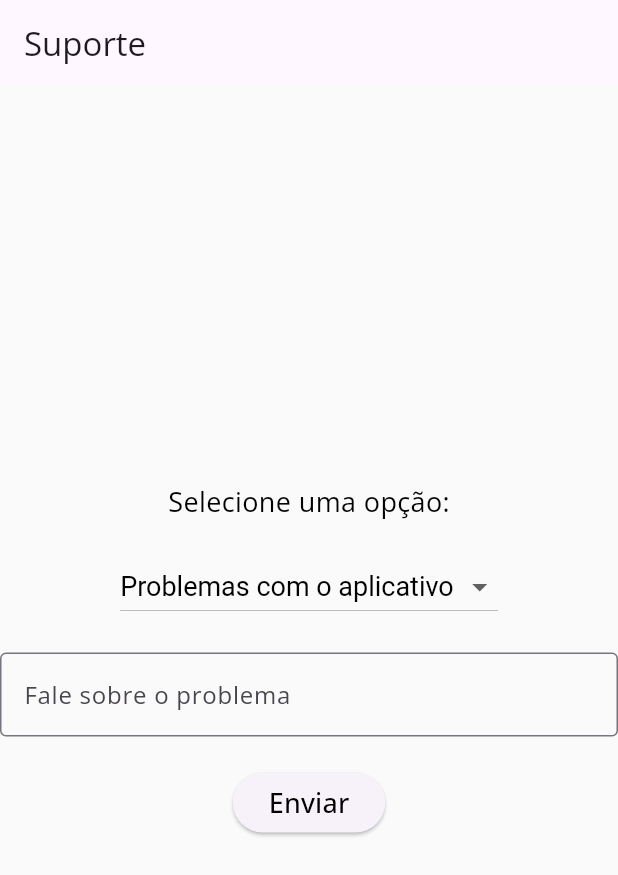
After one commit to FabioPompolo/meindica, a Flutter app: the DropdownButtonScreen screen opened directly, on a phone screen of 412 x 824 dp. The commit adds this screen. Shown: the top 875 px of the screen. Run offline on Flutter 3.47's test engine with Material 3 defaults, Android fonts, the phone set to English and light mode, and no system bars; our stand-ins replace google_fonts.

Commit message:
adição da tela de suporte

```diff
--- /dev/null
+++ b/lib/help.dart
@@ -0,0 +1,140 @@
+// ignore_for_file: library_private_types_in_public_api
+
+import 'package:flutter/material.dart';
+
+class HelpScreen extends StatelessWidget {
+  const HelpScreen({super.key});
+
+  @override
+  Widget build(BuildContext context) {
+    return MaterialApp(
+      title: 'Precisa de ajuda?',
+      home: Scaffold(
+        appBar: AppBar(
+          title: const Text('Precisa de ajuda?'),
+          leading: IconButton(
+            icon: const Icon(Icons.arrow_back),
+            onPressed: () {
+              Navigator.of(context)
+                  .pop(); // Fecha a tela atual e volta para a tela anterior
+            },
+          ),
+        ),
+        body: const DropdownButtonScreen(),
+      ),
+    );
+  }
+}
+
+class DropdownButtonScreen extends StatefulWidget {
+  const DropdownButtonScreen({super.key});
+
+  @override
+  _DropdownButtonScreenState createState() => _DropdownButtonScreenState();
+}
+
+class _DropdownButtonScreenState extends State<DropdownButtonScreen> {
+  String? _selectedOption;
+  final List<String> _options = [
+    'Problemas com o aplicativo',
+    'Problema com outro usuário',
+    'Problema com seus dados',
+    'Outro'
+  ];
+
+  final TextEditingController _textEditingController = TextEditingController();
+
+  @override
+  void initState() {
+    super.initState();
+    _selectedOption = _options.first; // Defina o primeiro item como padrão
+  }
+
+  @override
+  Widget build(BuildContext context) {
+    return Scaffold(
+      appBar: AppBar(
+        title: const Text('Suporte'),
+      ),
+      backgroundColor: Colors.grey.shade50, // Cor de fundo da tela
+      body: Center(
+        child: Column(
+          mainAxisAlignment: MainAxisAlignment.center,
+          children: <Widget>[
+            const Text(
+              'Selecione uma opção:',
+              style: TextStyle(fontSize: 18, color: Colors.black),
+            ),
+            const SizedBox(height: 20),
+            DropdownButton<String>(
+              value: _selectedOption,
+              icon: const Icon(Icons.arrow_drop_down),
+              iconSize: 24,
+              elevation: 16,
+              style: const TextStyle(color: Colors.black, fontSize: 18),
+              onChanged: (String? newValue) {
+                setState(() {
+                  _selectedOption = newValue;
+                });
+              },
+              items: _options.map<DropdownMenuItem<String>>((String value) {
+                return DropdownMenuItem<String>(
+                  value: value,
+                  child: Text(value),
+                );
+              }).toList(),
+            ),
+            const SizedBox(height: 20),
+            TextField(
+              controller: _textEditingController,
+              decoration: const InputDecoration(
+                labelText: 'Fale sobre o problema',
+                border: OutlineInputBorder(),
+              ),
+            ),
+            const SizedBox(height: 20),
+            ElevatedButton(
+              onPressed: () {
+                String enteredText = _textEditingController.text.trim();
+                if (enteredText.isNotEmpty && !_options.contains(enteredText)) {
+                  setState(() {
+                    _options.add(enteredText);
+                  });
+                  _showSnackBar('Seu problema foi reportado. Muito obrigado');
+                } else {
+                  _showSnackBar('Conte sobre o problema.');
+                }
+              },
+              child: const Text(
+                'Enviar',
+                style: TextStyle(
+                  color: Colors.black,
+                  fontSize: 18,
+                ),
+              ),
+            ),
+          ],
+        ),
+      ),
+    );
+  }
+
+  void _showSnackBar(String message) {
+    ScaffoldMessenger.of(context).showSnackBar(
+      SnackBar(
+        content: Text(message),
+        duration: const Duration(seconds: 2),
+      ),
+    );
+  }
+
+  @override
+  void dispose() {
+    _textEditingController.dispose();
+    super.dispose();
+  }
+}
+
+void main() {
+  runApp(const HelpScreen());
+}
--- a/lib/historico.dart
+++ b/lib/historico.dart
@@ -1,3 +1,5 @@
+// ignore_for_file: use_key_in_widget_constructors
+
 import 'package:flutter/material.dart';
 
 class HistoryScreen extends StatelessWidget {
@@ -56,6 +58,7 @@ class ChatContactsScreen extends StatelessWidget {
 class ChatScreen extends StatelessWidget {
   final Contact contact;
 
+  // ignore: prefer_const_constructors_in_immutables
   ChatScreen({required this.contact});
 
   @override
```
Also changed, not shown: lib/chat.dart (+5 -3 lines), lib/profile.dart (+8 -2 lines), 2 other files.
